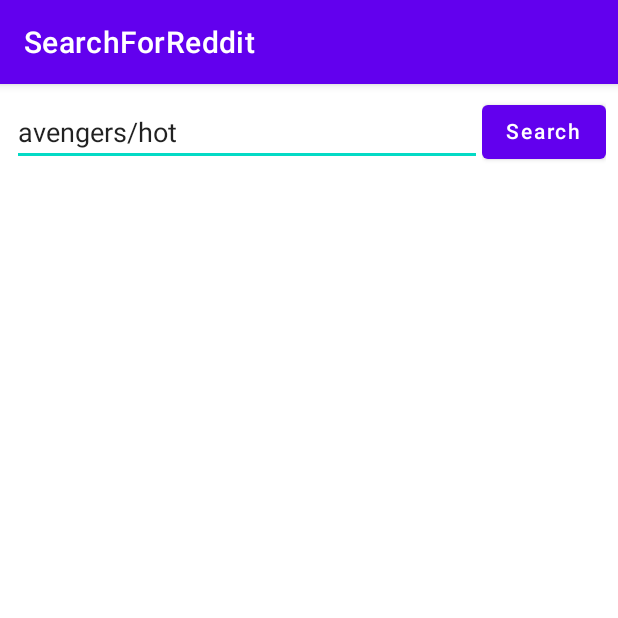
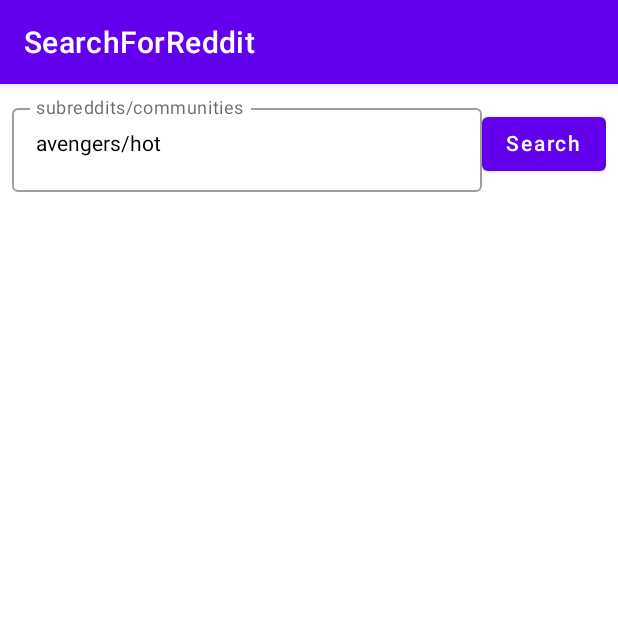
Before and after one commit to josephchua07/SearchForReddit, an Android app built with Jetpack Compose: the fragment SearchFragment shown on its own in the app's theme, on a phone screen of 412 x 824 dp, the top half of it. Run offline under Robolectric (Android 15) with nearby library versions, the light colour scheme and no system bars; our stand-ins replace Dagger/Hilt's generated code, livedata-compose; libraries missing offline, so code that uses them is left out: com.google.android.material; missing, so only their content is drawn: MdcTheme.

Commit message:
replace editText with composable OutlinedTextField

```diff
--- a/app/src/main/java/com/chua/searchforreddit/ui/search/SearchFragment.kt
+++ b/app/src/main/java/com/chua/searchforreddit/ui/search/SearchFragment.kt
@@ -8,10 +8,12 @@
 import androidx.appcompat.app.AlertDialog
 import androidx.compose.foundation.clickable
 import androidx.compose.foundation.layout.Column
+import androidx.compose.foundation.layout.Row
 import androidx.compose.foundation.layout.padding
 import androidx.compose.foundation.lazy.LazyColumn
 import androidx.compose.material.Button
 import androidx.compose.material.MaterialTheme
+import androidx.compose.material.OutlinedTextField
 import androidx.compose.material.Text
 import androidx.compose.runtime.Composable
 import androidx.compose.runtime.State
@@ -46,12 +48,14 @@
         super.onViewCreated(view, savedInstanceState)
 
         binding.apply {
-            searchRecyclerView.apply {
+            searchEditText.apply {
                 setViewCompositionStrategy(
                     DisposeOnLifecycleDestroyed(viewLifecycleOwner)
                 )
 
-                setContent { PostList(searchViewModel) }
+                setContent {
+                    SearchTextField(searchViewModel)
+                }
             }
 
             searchButton.apply {
@@ -60,9 +64,19 @@
                 )
                 setContent {
                     SearchButton {
-                        searchViewModel.getSubreddit(binding.searchEditText.text.toString())
+                        searchViewModel.searchText.value?.let {
+                            searchViewModel.getSubreddit(it)
+                        }
                     }
                 }
+            }
+
+            searchRecyclerView.apply {
+                setViewCompositionStrategy(
+                    DisposeOnLifecycleDestroyed(viewLifecycleOwner)
+                )
+
+                setContent { PostList(searchViewModel) }
             }
         }
 
@@ -149,11 +163,19 @@
     }
 
     @Composable
-    private fun SearchButton(action: () -> Unit = {}) {
-        MdcTheme {
-            Button(onClick = { action.invoke() }) {
-                Text(text = "Search")
-            }
+    fun SearchTextField(viewModel: SearchViewModel) {
+        val searchText = viewModel.searchText.observeAsState()
+
+        OutlinedTextField(
+            value = searchText.value ?: "",
+            onValueChange = { viewModel.setSearchText(it) },
+            label = { Text(text = "subreddits/communities") })
+    }
+
+    @Composable
+    fun SearchButton(action: () -> Unit = {}) {
+        Button(onClick = { action.invoke() }) {
+            Text(text = "Search")
         }
     }
 
@@ -206,7 +228,11 @@
     fun SearchScreenPreview() {
         MdcTheme {
             Column {
-                SearchButton()
+                Row {
+//                    SearchTextField()
+                    SearchButton()
+                }
+
                 Post(
                     post = Post(
                         title = "Title",
--- a/app/src/main/java/com/chua/searchforreddit/ui/search/SearchViewModel.kt
+++ b/app/src/main/java/com/chua/searchforreddit/ui/search/SearchViewModel.kt
@@ -23,6 +23,13 @@
 
     private val _posts = MutableLiveData<List<Post>>()
     val posts: LiveData<List<Post>> = _posts
+
+    private val _searchText = MutableLiveData("avengers/hot")
+    val searchText: LiveData<String> = _searchText
+
+    fun setSearchText(text: String) {
+        _searchText.value = text
+    }
 
     fun getSubreddit(subreddit: String) {
         viewModelScope.launch(Dispatchers.IO) {
--- a/app/src/main/res/layout/fragment_search.xml
+++ b/app/src/main/res/layout/fragment_search.xml
@@ -9,12 +9,10 @@
         android:layout_height="match_parent"
         android:layout_margin="8dp">
 
-        <EditText
+        <androidx.compose.ui.platform.ComposeView
             android:id="@+id/searchEditText"
             android:layout_width="0dp"
             android:layout_height="wrap_content"
-            android:hint="Search subreddits/communities"
-            android:text="avengers/hot"
 
             app:layout_constraintBottom_toTopOf="@id/searchRecyclerView"
             app:layout_constraintEnd_toStartOf="@id/searchButton"
```
